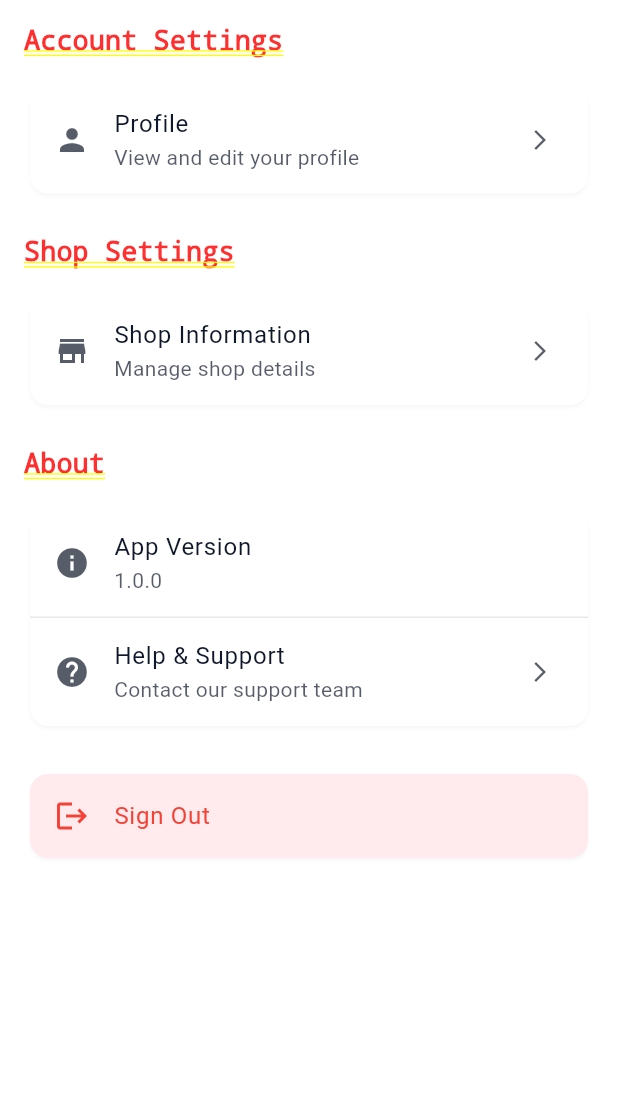
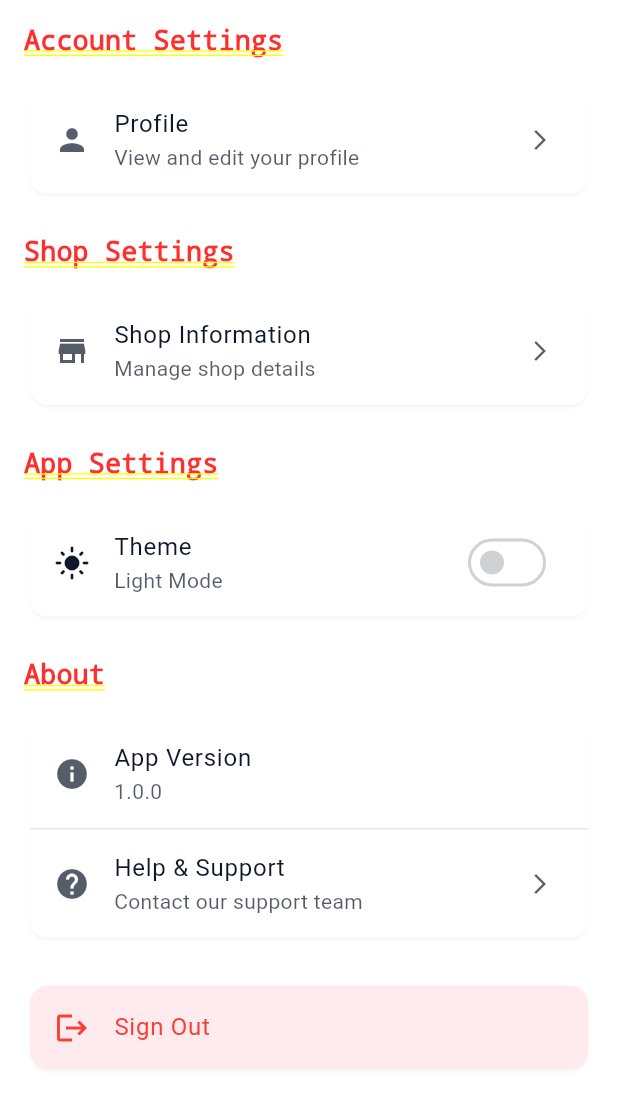
Before and after one commit to mohammadshahilsupportta/supporttacrmapp, a Flutter app: the SettingsView screen opened by its route, on a phone screen of 412 x 824 dp. Shown: the top 1109 px of the screen. Run offline on Flutter 3.47's test engine with Material 3 defaults, Android fonts, the phone set to English and light mode, and no system bars; our stand-ins replace animated_notch_bottom_bar, font_awesome_flutter, get, get_storage, supabase_flutter; accounts and stored records are empty.

Commit message:
Add ThemeController for Dynamic Theme Management: Introduced ThemeController to manage light and dark themes, allowing users to toggle themes from the settings view. Updated main.dart to initialize the controller and modified MyApp to use the controller's theme mode. Enhanced SettingsView to include theme toggle functionality with visual indicators for the current theme.

```diff
--- /dev/null
+++ b/lib/presentation/controllers/theme_controller.dart
@@ -0,0 +1,53 @@
+import 'package:flutter/material.dart';
+import 'package:get/get.dart';
+import 'package:get_storage/get_storage.dart';
+
+class ThemeController extends GetxController {
+  final _storage = GetStorage();
+  final _themeMode = ThemeMode.light.obs;
+
+  static const String _themeKey = 'theme_mode';
+
+  ThemeMode get themeMode => _themeMode.value;
+  bool get isDarkMode => _themeMode.value == ThemeMode.dark;
+
+  @override
+  void onInit() {
+    super.onInit();
+    _loadTheme();
+  }
+
+  void _loadTheme() {
+    // Load saved theme preference, default to light
+    final savedTheme = _storage.read(_themeKey);
+    if (savedTheme != null) {
+      _themeMode.value = ThemeMode.values.firstWhere(
+        (mode) => mode.toString() == savedTheme,
+        orElse: () => ThemeMode.light,
+      );
+    } else {
+      // Default to light theme
+      _themeMode.value = ThemeMode.light;
+    }
+    // Don't call _updateTheme() here as GetMaterialApp isn't ready yet
+    // The theme will be applied when MyApp builds
+  }
+
+  void toggleTheme() {
+    _themeMode.value = _themeMode.value == ThemeMode.light
+        ? ThemeMode.dark
+        : ThemeMode.light;
+    _storage.write(_themeKey, _themeMode.value.toString());
+    _updateTheme();
+  }
+
+  void setTheme(ThemeMode mode) {
+    _themeMode.value = mode;
+    _storage.write(_themeKey, mode.toString());
+    _updateTheme();
+  }
+
+  void _updateTheme() {
+    Get.changeThemeMode(_themeMode.value);
+  }
+}
--- a/lib/presentation/views/settings/settings_view.dart
+++ b/lib/presentation/views/settings/settings_view.dart
@@ -1,6 +1,7 @@
 import 'package:flutter/material.dart';
 import 'package:get/get.dart';
 import '../../controllers/auth_controller.dart';
+import '../../controllers/theme_controller.dart';
 import '../../../app/routes/app_routes.dart';
 
 class SettingsView extends StatelessWidget {
@@ -56,6 +57,41 @@ class SettingsView extends StatelessWidget {
           ),
           const SizedBox(height: 24),
           const Text(
+            'App Settings',
+            style: TextStyle(fontSize: 18, fontWeight: FontWeight.bold),
+          ),
+          const SizedBox(height: 16),
+          Card(
+            child: Column(
+              children: [
+                Obx(() {
+                  final themeController = Get.find<ThemeController>();
+                  return ListTile(
+                    leading: Icon(
+                      themeController.isDarkMode
+                          ? Icons.dark_mode
+                          : Icons.light_mode,
+                      color: Theme.of(context).colorScheme.primary,
+                    ),
+                    title: const Text('Theme'),
+                    subtitle: Text(
+                      themeController.isDarkMode
+                          ? 'Dark Mode'
+                          : 'Light Mode',
+                    ),
+                    trailing: Switch(
+                      value: themeController.isDarkMode,
+                      onChanged: (value) {
+                        themeController.toggleTheme();
+                      },
+                    ),
+                  );
+                }),
+              ],
+            ),
+          ),
+          const SizedBox(height: 24),
+          const Text(
             'About',
             style: TextStyle(fontSize: 18, fontWeight: FontWeight.bold),
           ),
```
Also changed, not shown: lib/main.dart (+9 -3 lines).
